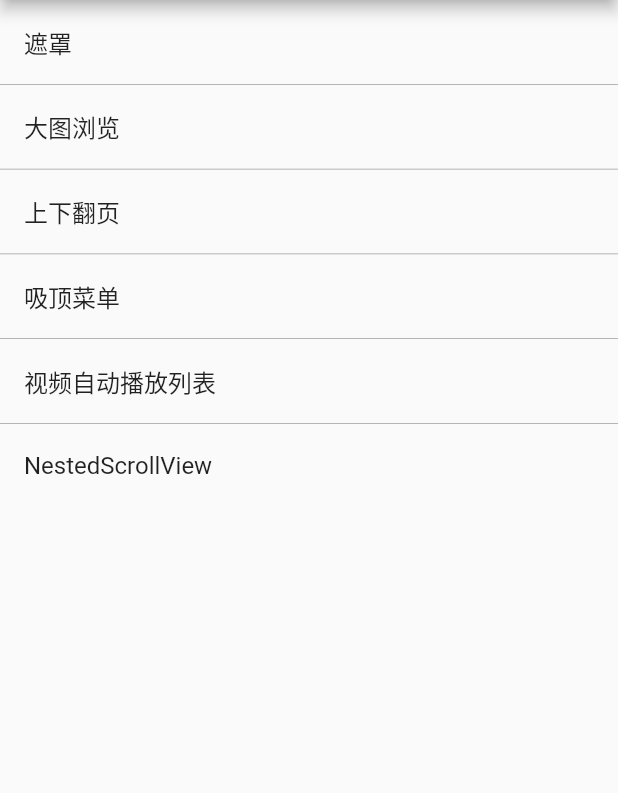
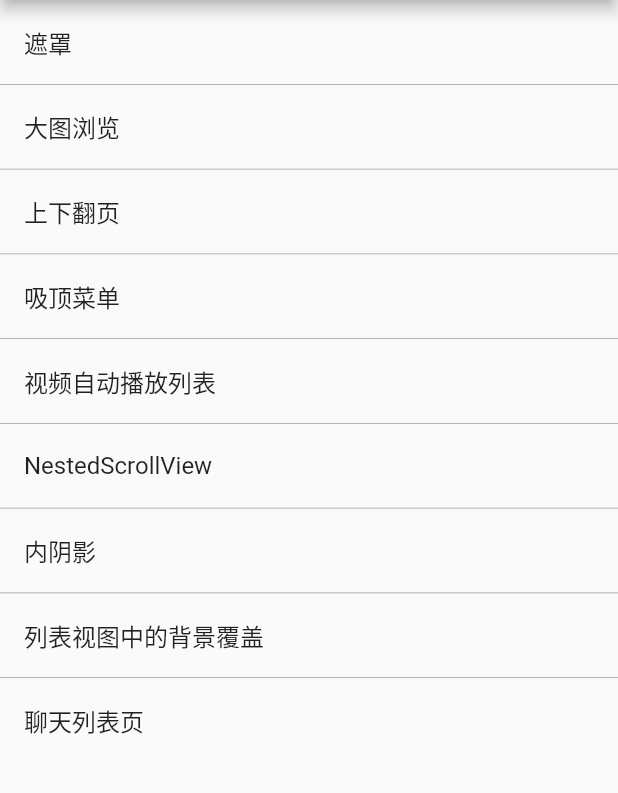
Before and after one commit to LinXunFeng/flutter_demo, a Flutter app: the screen it shows after launch, on a phone screen of 412 x 824 dp, the part 84-877 px from its top. Run offline on Flutter 3.47's test engine with Material 2 defaults, Android fonts, the phone set to English and light mode, and no system bars; our stand-ins replace extended_image, pull_to_refresh, scrollable_positioned_list.

Commit message:
update : 更新示例

```diff
--- a/lib/features/home/home_page.dart
+++ b/lib/features/home/home_page.dart
@@ -1,11 +1,13 @@
 import 'package:flutter/material.dart';
+import 'package:flutter_demo/features/chat_list/chat_list_page.dart';
+import 'package:flutter_demo/features/inner_shadow/inner_shadow_page.dart';
+import 'package:flutter_demo/features/list_cover_bg/list_cover_bg_page.dart';
 import 'package:flutter_demo/features/mask/mask_page.dart';
 import 'package:flutter_demo/features/nested_scrollview/nested_scrollview_page.dart';
 import 'package:flutter_demo/features/photo_browser/photo_page.dart';
 import 'package:flutter_demo/features/sticky_menu/sticky_menu_page.dart';
 import 'package:flutter_demo/features/vertical_flip/vertical_flip_page.dart';
 import 'package:flutter_demo/features/video_auto_play_list/video_auto_play_list_page.dart';
-import 'package:tuple/tuple.dart';
 
 enum HomeListRowType {
   // 遮罩
@@ -14,12 +16,34 @@ enum HomeListRowType {
   photoBrowse,
   // 上下翻页
   verticalFlip,
+  // 吸顶菜单
+  stickyMenu,
   // 视频自动播放列表
   videoAutoPlayList,
+  // 嵌套滚动视图
+  nestedScrollView,
+  // 内阴影
+  innetShadow,
+  // 列表视图中的背景覆盖
+  listCoverBg,
+  // 聊天列表
+  chatList,
 }
 
 class HomePage extends StatelessWidget {
-  const HomePage({Key? key}) : super(key: key);
+  HomePage({Key? key}) : super(key: key);
+
+  final List<HomeListRowType> rowTypeArr = [
+    HomeListRowType.mask,
+    HomeListRowType.photoBrowse,
+    HomeListRowType.verticalFlip,
+    HomeListRowType.stickyMenu,
+    HomeListRowType.videoAutoPlayList,
+    HomeListRowType.nestedScrollView,
+    HomeListRowType.innetShadow,
+    HomeListRowType.listCoverBg,
+    HomeListRowType.chatList,
+  ];
 
   @override
   Widget build(BuildContext context) {
@@ -29,7 +53,7 @@ class HomePage extends StatelessWidget {
       body: ListView.separated(
         itemCount: rowDataArr.length,
         itemBuilder: (context, index) {
-          return rowDataArr[index].item2;
+          return rowDataArr[index];
         },
         separatorBuilder: (context, index) {
           return Container(color: Colors.grey, height: 0.5);
@@ -38,100 +62,62 @@ class HomePage extends StatelessWidget {
     );
   }
 
-  List<Tuple2<HomeListRowType, Widget>> _buildListViewRows(
+  List<Widget> _buildListViewRows(
     BuildContext context,
   ) {
-    return [
-      Tuple2<HomeListRowType, Widget>(
-        HomeListRowType.mask,
-        ListTile(
-          title: const Text("遮罩"),
+    return rowTypeArr.map((type) {
+      String title = '';
+      Widget page;
+      switch (type) {
+        case HomeListRowType.mask:
+          title = '遮罩';
+          page = const MaskPage();
+          break;
+        case HomeListRowType.photoBrowse:
+          title = '大图浏览';
+          page = PhotoPage();
+          break;
+        case HomeListRowType.verticalFlip:
+          title = '上下翻页';
+          page = VerticalFlipPage();
+          break;
+        case HomeListRowType.stickyMenu:
+          title = '吸顶菜单';
+          page = const StickyMenuPage();
+          break;
+        case HomeListRowType.videoAutoPlayList:
+          title = '视频自动播放列表';
+          page = const VideoAutoPlayListPage();
+          break;
+        case HomeListRowType.nestedScrollView:
+          title = 'NestedScrollView';
+          page = const NestedScrollViewPage();
+          break;
+        case HomeListRowType.innetShadow:
+          title = '内阴影';
+          page = const InnerShadowPage();
+          break;
+        case HomeListRowType.listCoverBg:
+          title = '列表视图中的背景覆盖';
+          page = const ListCoverBgPage();
+          break;
+        case HomeListRowType.chatList:
+          title = '聊天列表页';
+          page = ChatListPage();
+          break;
+      }
+      return ListTile(
+        title: Text(title),
         onTap: () {
           Navigator.of(context).push(
             MaterialPageRoute(
               builder: (context) {
-                  return const MaskPage();
+                return page;
               },
             ),
           );
         },
-        ),
-      ),
-      Tuple2<HomeListRowType, Widget>(
-        HomeListRowType.photoBrowse,
-        ListTile(
-          title: const Text("大图浏览"),
-          onTap: () {
-            Navigator.of(context).push(
-              MaterialPageRoute(
-                builder: (context) {
-                  return PhotoPage();
-                },
-              ),
       );
-          },
-        ),
-      ),
-      Tuple2<HomeListRowType, Widget>(
-        HomeListRowType.verticalFlip,
-        ListTile(
-          title: const Text("上下翻页"),
-          onTap: () {
-            Navigator.of(context).push(
-              MaterialPageRoute(
-                builder: (context) {
-                  return VerticalFlipPage();
-                },
-              ),
-            );
-          },
-        ),
-      ),
-      Tuple2<HomeListRowType, Widget>(
-        HomeListRowType.verticalFlip,
-        ListTile(
-          title: const Text("吸顶菜单"),
-          onTap: () {
-            Navigator.of(context).push(
-              MaterialPageRoute(
-                builder: (context) {
-                  return const StickyMenuPage();
-                },
-              ),
-            );
-          },
-        ),
-      ),
-      Tuple2<HomeListRowType, Widget>(
-        HomeListRowType.videoAutoPlayList,
-        ListTile(
-          title: const Text("视频自动播放列表"),
-          onTap: () {
-            Navigator.of(context).push(
-              MaterialPageRoute(
-                builder: (context) {
-                  return const VideoAutoPlayListPage();
-                },
-              ),
-            );
-          },
-        ),
-      ),
-      Tuple2<HomeListRowType, Widget>(
-        HomeListRowType.videoAutoPlayList,
-        ListTile(
-          title: const Text("NestedScrollView"),
-          onTap: () {
-            Navigator.of(context).push(
-              MaterialPageRoute(
-                builder: (context) {
-                  return NestedScrollViewPage();
-                },
-              ),
-            );
-          },
-        ),
-      ),
-    ];
+    }).toList();
   }
 }
--- a/lib/main.dart
+++ b/lib/main.dart
@@ -15,7 +15,7 @@ class MyApp extends StatelessWidget {
       theme: ThemeData(
         primarySwatch: Colors.blue,
       ),
-      home: const HomePage(),
+      home: HomePage(),
     );
   }
 }
```
Also changed, not shown: lib/features/chat_list/chat_list_page.dart (added, +67 -0 lines), lib/features/inner_shadow/inner_shadow_page.dart (added, +94 -0 lines), lib/features/list_cover_bg/list_cover_bg_page.dart (added, +180 -0 lines). Lines whose indentation alone changed are shown as unchanged.
